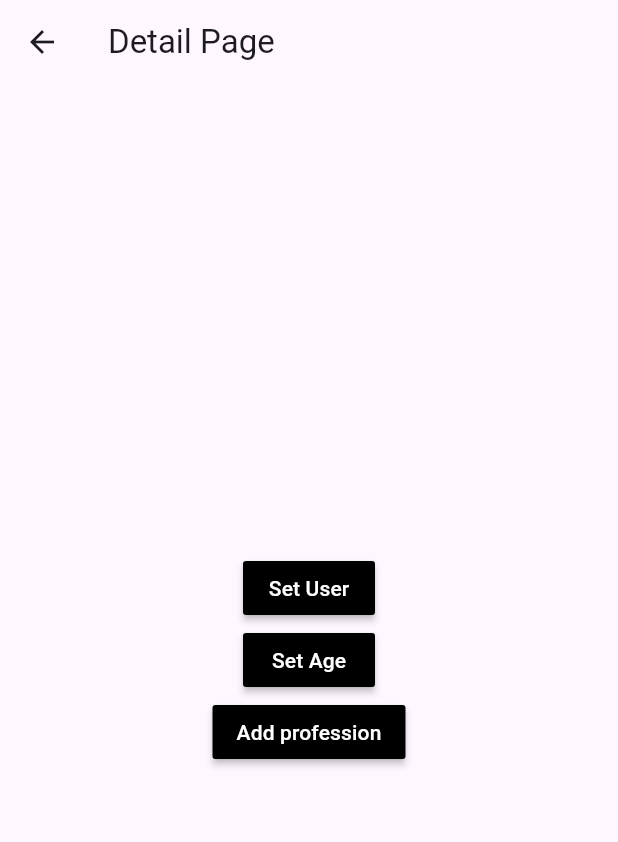
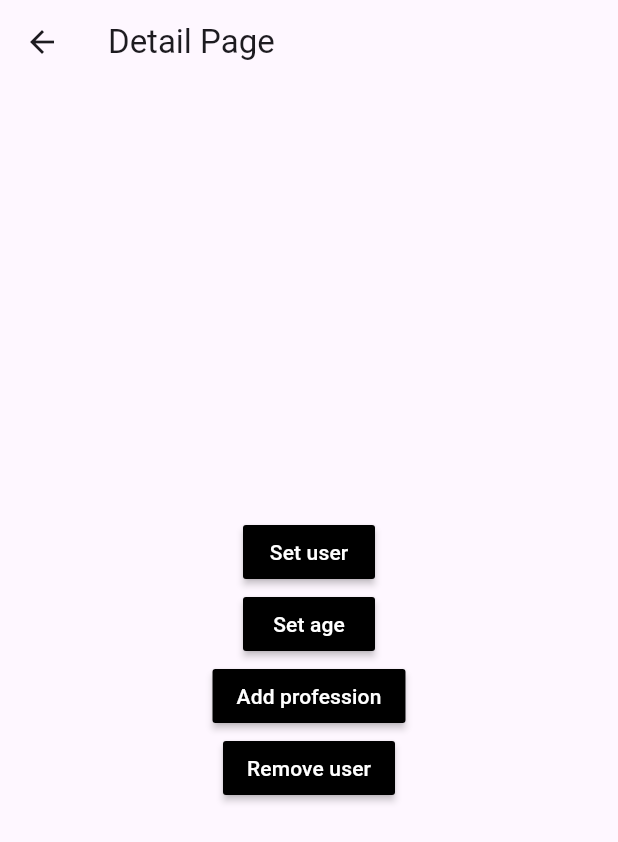
Before and after one commit to CesarArellano/Flutter-Advanced-Course, a Flutter app: the screen it shows after launch, after a tap on the "person add" icon, on a phone screen of 412 x 824 dp. Shown: the top 842 px of the screen. Run offline on Flutter 3.47's test engine with Material 2 defaults, Android fonts, the phone set to English and light mode, and no system bars; our stand-ins replace animate_do, bloc, dio, flutter_bloc, flutter_credit_card, flutter_svg and 8 more; missing offline and left inert: google_polyline_algorithm, stripe_payment; accounts and stored records are empty.

Commit message:
Reinforce streams, bloc and cubit

```diff
--- a/bloc_state_app/lib/bloc/user/user_bloc.dart
+++ b/bloc_state_app/lib/bloc/user/user_bloc.dart
@@ -7,8 +7,25 @@ part 'user_event.dart';
 part 'user_state.dart';
 
 class UserBloc extends Bloc<UserEvent, UserState> {
-  UserBloc(): super(const UserInitialState());
+  UserBloc(): super(const UserInitialState()) {
 
+    on<ActivateUser>((event, emit) => emit( UserSetState(event.user) ));
 
+    on<ChangeUserAge>((event, emit) {
+      if( !state.existUser ) return;
+      emit(UserSetState(state.user?.copyWith(
+        age: event.age
+      )));
+    });
 
+    on<AddUserProffesion>((event, emit) {
+      if( !state.existUser ) return;
+      emit(UserSetState(state.user?.copyWith(
+        professions: [ ...state.user!.professions, event.newProfession]
+      )));
+    });
+
+    on<RemoveUser>((event, emit) => emit( const UserInitialState() ));
+
+  }
 }
--- a/bloc_state_app/lib/bloc/user/user_event.dart
+++ b/bloc_state_app/lib/bloc/user/user_event.dart
@@ -9,3 +9,17 @@ class ActivateUser extends UserEvent {
   final User user;
   ActivateUser(this.user);
 }
+
+class ChangeUserAge extends UserEvent {
+  final int age;
+  ChangeUserAge(this.age);
+}
+
+class AddUserProffesion extends UserEvent {
+  final String newProfession;
+  AddUserProffesion(this.newProfession);
+}
+
+class RemoveUser extends UserEvent {
+
+}
--- a/bloc_state_app/lib/bloc/user/user_state.dart
+++ b/bloc_state_app/lib/bloc/user/user_state.dart
@@ -14,3 +14,10 @@ abstract class UserState {
 class UserInitialState extends UserState {
   const UserInitialState(): super(existUser: false);
 }
+
+class UserSetState extends UserState {
+  final User newUser;
+
+  const UserSetState(this.newUser)
+    : super(user: newUser, existUser: true);
+}
--- a/bloc_state_app/lib/main.dart
+++ b/bloc_state_app/lib/main.dart
@@ -1,4 +1,6 @@
 import 'package:flutter/material.dart';
+import 'package:flutter_bloc/flutter_bloc.dart';
+import 'package:new_states_app/bloc/user/user_bloc.dart';
 
 import 'package:new_states_app/screens/screens.dart';
 
@@ -9,15 +11,20 @@ class MyApp extends StatelessWidget {
 
   @override
   Widget build(BuildContext context) {
-    return MaterialApp(
+    return MultiBlocProvider(
+      providers: [
+        BlocProvider(create: (_) => UserBloc())
+      ],
+      child: MaterialApp(
         debugShowCheckedModeBanner: false,
-      title: 'Material App',
+        title: 'Bloc State App',
         initialRoute: 'home',
         theme: ThemeData.light(useMaterial3: true),
         routes: {
           'home': (_) => const HomeScreen(),
           'detail': (_) => const DetailScreen()
         },
+      ),
     );
   }
 }
--- a/bloc_state_app/lib/models/user.dart
+++ b/bloc_state_app/lib/models/user.dart
@@ -9,4 +9,14 @@ class User {
   String name;
   int age;
   List<String> professions;
+
+  copyWith({
+    String? name,
+    int? age,
+    List<String>? professions
+  }) => User(
+    name: name ?? this.name,
+    age: age ?? this.age,
+    professions: professions ?? this.professions
+  );
 }
--- a/bloc_state_app/lib/screens/detail_screen.dart
+++ b/bloc_state_app/lib/screens/detail_screen.dart
@@ -1,5 +1,6 @@
 import 'package:flutter/material.dart';
-import 'package:new_states_app/services/user_service.dart';
+import 'package:flutter_bloc/flutter_bloc.dart';
+import 'package:new_states_app/bloc/user/user_bloc.dart';
 
 import '../models/user.dart';
 
@@ -9,12 +10,13 @@ class DetailScreen extends StatelessWidget {
 
   @override
   Widget build(BuildContext context) {
+    final userBloc = BlocProvider.of<UserBloc>(context, listen: false);
+
     return Scaffold(
       appBar: AppBar(
-        title: StreamBuilder<User>(
-          stream: userService.userStream,
-          builder: (BuildContext context, AsyncSnapshot<User> snapshot) {
-            final name = snapshot.data?.name ?? 'Detail Page';
+        title: BlocBuilder<UserBloc, UserState>(
+          builder: (BuildContext context, UserState state) {
+            final name = state.user?.name ?? 'Detail Page';
             return Text(name);
           }
         ),
@@ -24,25 +26,33 @@ class DetailScreen extends StatelessWidget {
           mainAxisAlignment: MainAxisAlignment.center,
           children: [
             _DetailButton(
-              text: 'Set User',
+              text: 'Set user',
               onPressed: () {
-                userService.loadUser(User(
-                  age: 22,
+                final newUser = User(
                   name: 'César Arellano',
-                  professions: ['Mobile Developer', 'Web Developer']
-                ));
+                  age: 23,
+                  professions: ['Flutter Developer', 'React Developer']
+                );
+
+                userBloc.add(ActivateUser( newUser ));
               },
             ),
             _DetailButton(
-              text: 'Set Age',
+              text: 'Set age',
               onPressed: () {
-                userService.changeAge(23);
+                userBloc.add(ChangeUserAge(32));
               },
             ),
             _DetailButton(
               text: 'Add profession',
               onPressed: () {
-
+                userBloc.add(AddUserProffesion('New Profession'));
+              },
+            ),
+            _DetailButton(
+              text: 'Remove user',
+              onPressed: () {
+                userBloc.add(RemoveUser());
               },
             ),
           ],
--- a/bloc_state_app/lib/screens/home_screen.dart
+++ b/bloc_state_app/lib/screens/home_screen.dart
@@ -1,7 +1,6 @@
 import 'package:flutter/material.dart';
-import 'package:new_states_app/models/user.dart';
-
-import '../services/user_service.dart';
+import 'package:flutter_bloc/flutter_bloc.dart';
+import 'package:new_states_app/bloc/user/user_bloc.dart';
 
 class HomeScreen extends StatelessWidget {
 
@@ -13,11 +12,10 @@ class HomeScreen extends StatelessWidget {
       appBar: AppBar(
         title: const Text('Home'),
       ),
-      body: StreamBuilder(
-        stream: userService.userStream,
-        builder: (BuildContext context, AsyncSnapshot<User> snapshot) {
-          return snapshot.hasData
-            ? _UserData( user: snapshot.data! )
+      body: BlocBuilder<UserBloc, UserState>(
+        builder: (BuildContext context, UserState user) {
+          return user.existUser
+            ? const _UserData( )
             : const Center(
               child: Text(
                 'No User',
@@ -32,7 +30,7 @@ class HomeScreen extends StatelessWidget {
           Navigator.pushNamed(context, 'detail');
         },
         backgroundColor: Colors.black,
-        child: const Icon(Icons.person_add),
+        child: const Icon(Icons.person_add, color: Colors.white),
       ),
     );
   }
@@ -41,20 +39,18 @@ class HomeScreen extends StatelessWidget {
 class _UserData extends StatelessWidget {
   const _UserData({
     Key? key,
-    required this.user
   }) : super(key: key);
-
-  final User user;
 
   @override
   Widget build(BuildContext context) {
 
     return Container(
       padding: const EdgeInsets.symmetric(horizontal: 15),
-      height: double.infinity,
-      width: double.infinity,
-      child: Column(
-        crossAxisAlignment: CrossAxisAlignment.start,
+      child: BlocBuilder<UserBloc, UserState>(
+        builder: (context, state) {
+          final user = state.user!;
+
+          return ListView(
             children: [
               const SizedBox(height: 10),
               const Text('General', style: TextStyle(fontSize: 18, fontWeight: FontWeight.bold)),
@@ -74,6 +70,8 @@ class _UserData extends StatelessWidget {
                 )
               ),
             ],
+          );
+        }
       ),
     );
   }
--- a/bloc_state_app/pubspec.yaml
+++ b/bloc_state_app/pubspec.yaml
@@ -20,7 +20,7 @@ publish_to: 'none' # Remove this line if you wish to publish to pub.dev
 version: 1.0.0+1
 
 environment:
-  sdk: '>=2.18.6 <3.0.0'
+  sdk: '>=2.19.1 <3.0.0'
 
 # Dependencies specify other packages that your package needs in order to work.
 # To automatically upgrade your package dependencies to the latest versions
```
Also changed, not shown: helloWorld.dart (deleted, +0 -33 lines), auth_app/pubspec.lock, band_names/pubspec.lock, bloc_state_app/pubspec.lock, calculator/pubspec.lock, chat_app/pubspec.lock, custom_transition_route/pubspec.lock, maps_app/pubspec.lock, new_states_app/pubspec.lock, route_transitions_package/route_transitions/pubspec.lock, states_app/pubspec.lock, stripe_app/pubspec.lock. Lines whose indentation alone changed are shown as unchanged.
